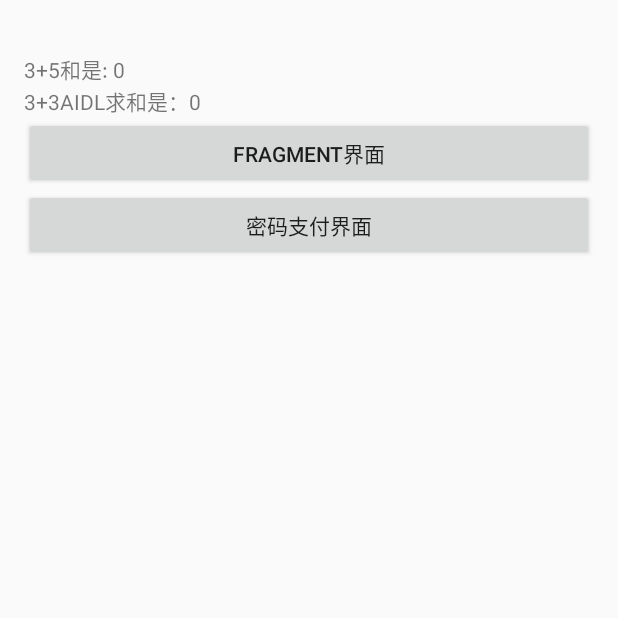
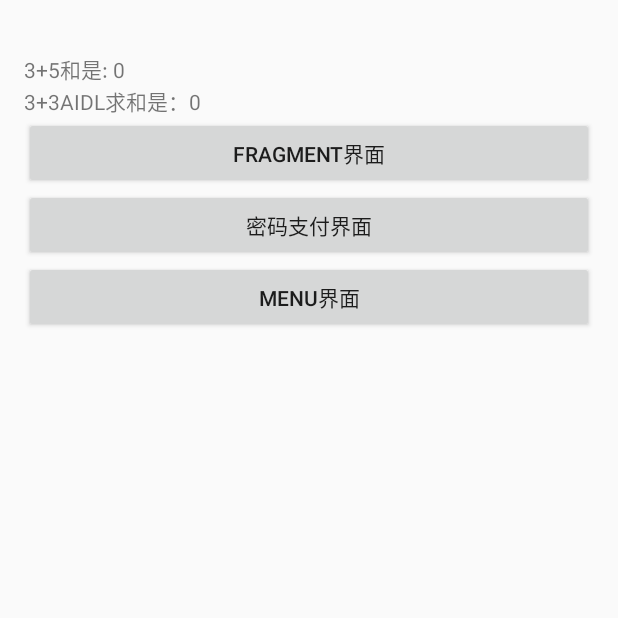
Before and after one commit to lantian0314/ndkDemo, an Android app: the screen it shows after launch (MainActivity), on a phone screen of 412 x 824 dp, the top half of it. Run offline under Robolectric (Android 15) with nearby library versions, the phone set to English and light mode, and no system bars; our stand-ins replace ButterKnife; libraries missing offline, so code that uses them is left out: orm.aidl.demo; 5 statements that could not run were skipped.

Commit message:
添加UI框架FilterMenu

```diff
--- a/app/build.gradle
+++ b/app/build.gradle
@@ -55,6 +55,10 @@ android {
         sourceCompatibility JavaVersion.VERSION_1_7
         targetCompatibility JavaVersion.VERSION_1_7
     }
+
+    task clean(type: Delete) {
+        delete rootProject.buildDir
+    }
 }
 
 dependencies {
@@ -66,4 +70,5 @@ dependencies {
     compile 'com.android.support:support-v4:25.2.0'
     compile 'com.google.code.gson:gson:2.6.2'
     compile 'com.jungly:gridPasswordView:0.3'
+    compile 'com.linroid.filtermenu:library:0.2.+@aar'
 }
--- a/app/src/main/AndroidManifest.xml
+++ b/app/src/main/AndroidManifest.xml
@@ -3,8 +3,7 @@
     xmlns:tools="http://schemas.android.com/tools"
     package="orm.ndkdemo">
 
-    <uses-sdk tools:overrideLibrary="com.jungly.gridpasswordview"></uses-sdk>
-
+    <uses-sdk tools:overrideLibrary="com.jungly.gridpasswordview,com.linroid.filtermenu.library"></uses-sdk>
     <application
         android:allowBackup="true"
         android:icon="@mipmap/ic_launcher"
@@ -25,6 +24,7 @@
             android:name=".Fragment.FragmentMainActivity"
             android:theme="@style/AppTheme.NoActionBar"></activity>
         <activity android:name=".view.GridPwdView"></activity>
+        <activity android:name=".view.MFilterMenu"></activity>
     </application>
 
 </manifest>
--- a/app/src/main/java/orm/ndkdemo/MainActivity.java
+++ b/app/src/main/java/orm/ndkdemo/MainActivity.java
@@ -21,6 +21,7 @@ import orm.aidl.demo.IMyAidlInterface;
 import orm.ndkdemo.Fragment.FragmentMainActivity;
 import orm.ndkdemo.gson.GsonDemo;
 import orm.ndkdemo.view.GridPwdView;
+import orm.ndkdemo.view.MFilterMenu;
 
 public class MainActivity extends AppCompatActivity {
 
@@ -35,6 +36,8 @@ public class MainActivity extends AppCompatActivity {
     Button btn_fragment;
     @BindView(R.id.btn_pwd)
     Button btn_pwd;
+    @BindView(R.id.btn_filterMenu)
+    Button btn_filtermenu;
 
     @Override
     protected void onCreate(Bundle savedInstanceState) {
@@ -56,7 +59,7 @@ public class MainActivity extends AppCompatActivity {
         gsonDemo.sinceVersion();
     }
 
-    @OnClick({R.id.btn_fragment, R.id.btn_pwd})
+    @OnClick({R.id.btn_fragment, R.id.btn_pwd,R.id.btn_filterMenu})
     public void viewClick(Button button) {
         switch (button.getId()) {
             case R.id.btn_fragment:
@@ -66,6 +69,10 @@ public class MainActivity extends AppCompatActivity {
             case R.id.btn_pwd:
                 Intent pwdnItent = new Intent(MainActivity.this, GridPwdView.class);
                 startActivity(pwdnItent);
+                break;
+            case R.id.btn_filterMenu:
+                Intent menuItent = new Intent(MainActivity.this, MFilterMenu.class);
+                startActivity(menuItent);
                 break;
         }
     }
--- a/app/src/main/res/layout/content_main.xml
+++ b/app/src/main/res/layout/content_main.xml
@@ -45,4 +45,12 @@
         android:layout_below="@id/btn_fragment"
         android:onClick="viewClick"
         android:text="密码支付界面" />
+
+    <Button
+        android:id="@+id/btn_filterMenu"
+        android:layout_width="match_parent"
+        android:layout_height="wrap_content"
+        android:layout_below="@id/btn_pwd"
+        android:onClick="viewClick"
+        android:text="Menu界面" />
 </RelativeLayout>
```
Also changed, not shown: app/src/main/java/orm/ndkdemo/view/MFilterMenu.java (added, +70 -0 lines), app/src/main/res/layout/filtermenu.xml (added, +20 -0 lines), app/src/main/res/drawable/icon1.png (added).
